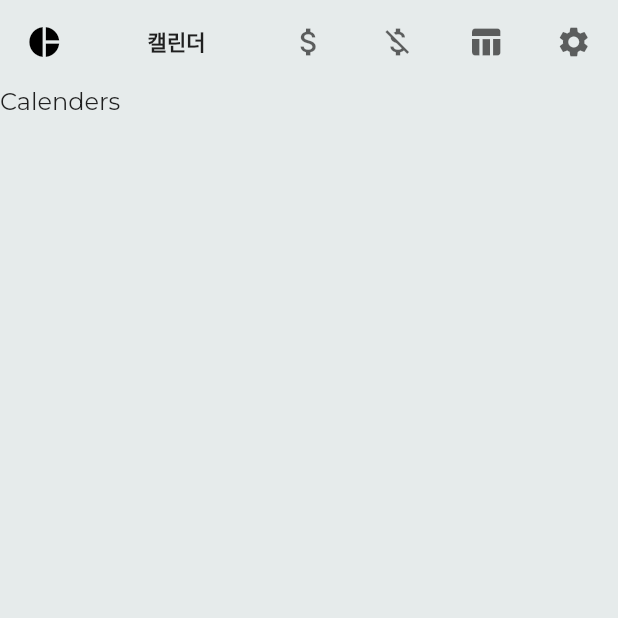
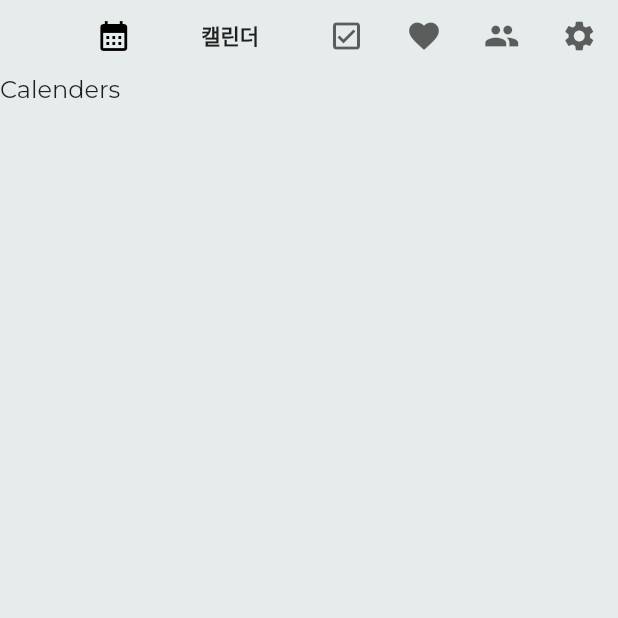
Before and after one commit to dogzz9445/flutter-doit, a Flutter app: the HomePage screen opened directly, on a phone screen of 412 x 824 dp, the top half of it. Run offline on Flutter 3.47's test engine with Material 2 defaults, Android fonts, the phone set to English and light mode, and no system bars; our stand-ins replace adaptive_breakpoints, google_fonts.

Commit message:
Remove backdrop and align tab items

```diff
--- a/lib/layout/rally_tab.dart
+++ b/lib/layout/rally_tab.dart
@@ -33,8 +33,8 @@ class RallyTabBarState extends State<RallyTabBar> {
 }
 
 class RallyTab extends StatefulWidget {
-  RallyTab({
-    Key? key,
+  RallyTab(
+      {Key? key,
       required ThemeData theme,
       required IconData iconData,
       required String title,
@@ -42,7 +42,8 @@ class RallyTab extends StatefulWidget {
       required int tabIndex,
       required TabController tabController,
       required this.isVertical,
-  })  : titleText = Text(title, style: theme.textTheme.button),
+      required this.tabOffset})
+      : titleText = Text(title, style: theme.textTheme.button),
         isExpanded = tabController.index == tabIndex,
         icon = Icon(iconData, semanticLabel: title),
         super(key: key);
@@ -52,6 +53,7 @@ class RallyTab extends StatefulWidget {
   final bool isExpanded;
   final bool isVertical;
   final int tabCount;
+  final int tabOffset;
 
   @override
   _RallyTabState createState() => _RallyTabState();
@@ -118,12 +120,12 @@ class _RallyTabState extends State<RallyTab>
     // units and dividing it into the screen width. Each unexpanded tab is 1
     // unit, and there is always 1 expanded tab which is 1 unit + any extra
     // space determined by the multiplier.
-    final width = MediaQuery.of(context).size.width;
+    final width = MediaQuery.of(context).size.width - widget.tabOffset;
     const expandedTitleWidthMultiplier = 2;
     final unitWidth = width / (widget.tabCount + expandedTitleWidthMultiplier);
 
     return ConstrainedBox(
-      constraints: const BoxConstraints(minHeight: 56),
+      constraints: const BoxConstraints(minHeight: 48),
       child: Row(
         children: [
           FadeTransition(
--- a/lib/main.dart
+++ b/lib/main.dart
@@ -4,6 +4,7 @@ import 'package:flutter/scheduler.dart';
 import 'package:flutter_doit/constants.dart';
 import 'package:flutter_doit/data/app_settings.dart';
 import 'package:flutter_doit/pages/backdrop.dart';
+import 'package:flutter_doit/pages/home.dart';
 import 'package:flutter_doit/pages/splash.dart';
 // import 'package:flutter_doit/pages/splash.dart';
 import 'package:flutter_doit/routes.dart';
@@ -78,8 +79,7 @@ class RootPage extends StatelessWidget {
   Widget build(BuildContext context) {
     return const ApplyTextOptions(
       child: SplashPage(
-        // child: Text("hello"),
-        child: Backdrop(),
+        child: HomePage(),
       ),
     );
   }
--- a/lib/pages/backdrop.dart
+++ b/lib/pages/backdrop.dart
@@ -9,6 +9,7 @@ import 'package:flutter_doit/constants.dart';
 import 'package:flutter_doit/data/app_settings.dart';
 import 'package:flutter_doit/layout/adaptive.dart';
 import 'package:flutter_doit/pages/home.dart';
+import 'package:flutter_doit/pages/settings.dart';
 // import 'package:gallery/pages/settings.dart';
 // import 'package:gallery/pages/settings_icon/icon.dart' as settings_icon;
 
@@ -51,8 +52,7 @@ class _BackdropState extends State<Backdrop> with TickerProviderStateMixin {
     );
     _settingsPageFocusNode = FocusNode();
     _isSettingsOpenNotifier = ValueNotifier(false);
-    // TODO: ADD Settings Page
-    _settingsPage = widget.settingsPage ?? const HomePage();
+    _settingsPage = widget.settingsPage ?? const SettingsPage();
     // SettingsPage(
     //   animationController: _settingsPanelController,
     // );
--- a/lib/pages/home.dart
+++ b/lib/pages/home.dart
@@ -22,7 +22,7 @@ class HomePage extends StatefulWidget {
   // used by the build method of the State. Fields in a Widget subclass are
   // always marked "final".
 
-  static const String baseRoute = '/';
+  static const String baseRoute = '/home';
   final String title;
 
   @override
@@ -36,6 +36,7 @@ class _HomePageState extends State<HomePage>
   final int tabCount = 5;
   final int turnsToRotateRight = 1;
   final int turnsToRotateLeft = 3;
+  final int tabOffset = 50;
 
   @override
   String get restorationId => 'home_page';
@@ -72,43 +73,47 @@ class _HomePageState extends State<HomePage>
     return [
       RallyTab(
         theme: theme,
-        iconData: Icons.pie_chart,
+        iconData: Icons.calendar_month,
         // title: GalleryLocalizations.of(context).rallyTitleOverview,
         title: "캘린더",
         tabIndex: 0,
         tabCount: tabCount,
         tabController: _tabController,
         isVertical: isVertical,
+        tabOffset: tabOffset,
       ),
       RallyTab(
         theme: theme,
-        iconData: Icons.attach_money,
+        iconData: Icons.check_box_outlined,
         // title: GalleryLocalizations.of(context).rallyTitleAccounts,
-        title: "투두",
+        title: "할일",
         tabIndex: 1,
         tabCount: tabCount,
         tabController: _tabController,
         isVertical: isVertical,
+        tabOffset: tabOffset,
       ),
       RallyTab(
         theme: theme,
-        iconData: Icons.money_off,
+        iconData: Icons.favorite,
         // title: GalleryLocalizations.of(context).rallyTitleBills,
         title: "활동",
         tabIndex: 2,
         tabCount: tabCount,
         tabController: _tabController,
         isVertical: isVertical,
+        tabOffset: tabOffset,
       ),
       RallyTab(
         theme: theme,
-        iconData: Icons.table_chart,
+        iconData: Icons.group,
         // title: GalleryLocalizations.of(context).rallyTitleBudgets,
         title: "그룹",
         tabIndex: 3,
         tabCount: tabCount,
         tabController: _tabController,
         isVertical: isVertical,
+        tabOffset: tabOffset,
       ),
       RallyTab(
         theme: theme,
@@ -119,6 +124,7 @@ class _HomePageState extends State<HomePage>
         tabCount: tabCount,
         tabController: _tabController,
         isVertical: isVertical,
+        tabOffset: tabOffset,
       ),
     ];
   }
@@ -209,9 +215,12 @@ class _HomePageState extends State<HomePage>
     } else {
       tabBarView = Column(
         children: [
-          RallyTabBar(
-            tabs: _buildTabs(context: context, theme: theme),
-            tabController: _tabController,
+          Align(
+            alignment: Alignment.centerRight,
+            child: RallyTabBar(
+              tabs: _buildTabs(context: context, theme: theme),
+              tabController: _tabController,
+            ),
           ),
           Expanded(
             child: TabBarView(
@@ -222,57 +231,6 @@ class _HomePageState extends State<HomePage>
         ],
       );
     }
-
-    // This method is rerun every time setState is called, for instance as done
-    // by the _incrementCounter method above.
-    //
-    // The Flutter framework has been optimized to make rerunning build methods
-    // fast, so that you can just rebuild anything that needs updating rather
-    // than having to individually change instances of widgets.
-    // return Scaffold(
-    //   appBar: AppBar(
-    //     // Here we take the value from the MyHomePage object that was created by
-    //     // the App.build method, and use it to set our appbar title.
-    //     title: Text(widget.title),
-    //   ),
-    //   body: Center(
-    //     // Center is a layout widget. It takes a single child and positions it
-    //     // in the middle of the parent.
-    //     child: Column(
-    //       // Column is also a layout widget. It takes a list of children and
-    //       // arranges them vertically. By default, it sizes itself to fit its
-    //       // children horizontally, and tries to be as tall as its parent.
-    //       //
-    //       // Invoke "debug painting" (press "p" in the console, choose the
-    //       // "Toggle Debug Paint" action from the Flutter Inspector in Android
-    //       // Studio, or the "Toggle Debug Paint" command in Visual Studio Code)
-    //       // to see the wireframe for each widget.
-    //       //
-    //       // Column has various properties to control how it sizes itself and
-    //       // how it positions its children. Here we use mainAxisAlignment to
-    //       // center the children vertically; the main axis here is the vertical
-    //       // axis because Columns are vertical (the cross axis would be
-    //       // horizontal).
-    //       mainAxisAlignment: MainAxisAlignment.center,
-    //       children: <Widget>[
-    //         const Text(
-    //           'You have pushed the button this many times:',
-    //         ),
-    //         Text(
-    //           '00',
-    //           style: Theme.of(context).textTheme.headline4,
-    //         ),
-    //         CalendarDatePicker(
-    //             initialDate: DateTime.now(),
-    //             firstDate: DateTime(2017),
-    //             lastDate: DateTime(2030),
-    //             onDateChanged: (pick) {
-    //               log("pick cal");
-    //             })
-    //       ],
-    //     ),
-    //   ),
-    // );
 
     return ApplyTextOptions(
       child: Scaffold(
--- a/pubspec.yaml
+++ b/pubspec.yaml
@@ -89,3 +89,6 @@ flutter:
   #
   # For details regarding fonts from package dependencies,
   # see https://flutter.dev/custom-fonts/#from-packages
+
+  assets:
+    - assets/logo/flutter_logo.png
```
Also changed, not shown: lib/pages/settings.dart (added, +15 -0 lines), lib/pages/splash.dart (+8 -10 lines), assets/logo/flutter_logo.png (added). Lines whose indentation alone changed are shown as unchanged.
